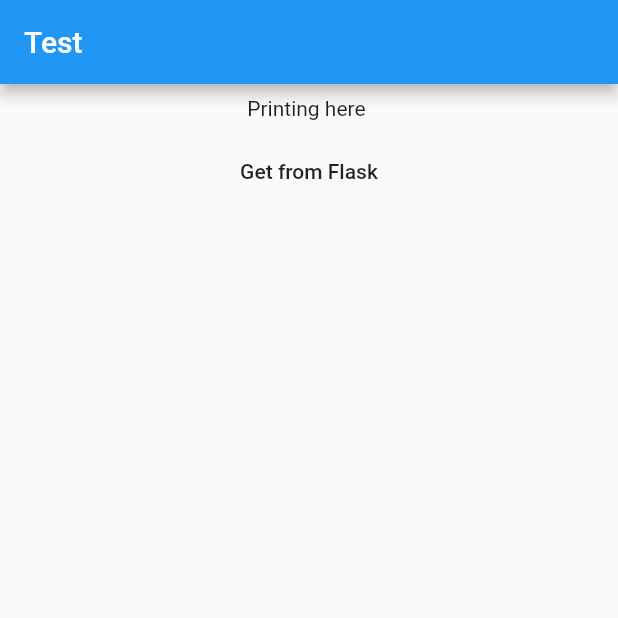
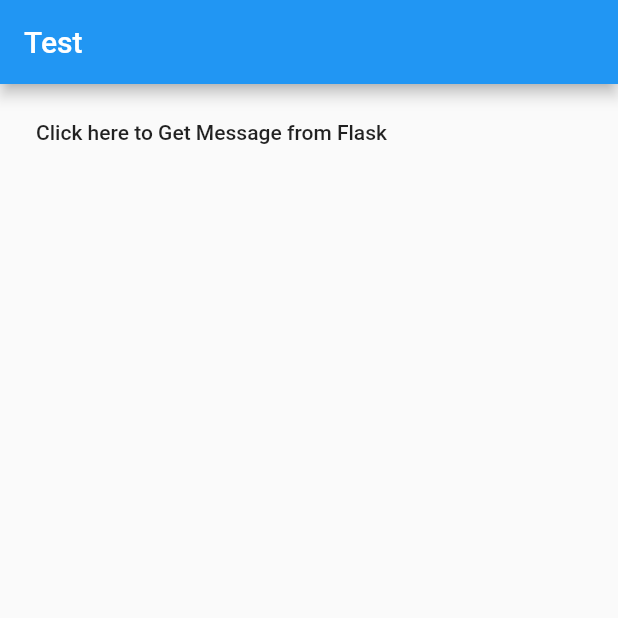
Before and after one commit to whyshivam/AlzheimerFlutter, a Flutter app: the screen it shows after launch, on a phone screen of 412 x 824 dp, the top half of it. Run offline on Flutter 3.47's test engine with Material 2 defaults, Android fonts, the light colour scheme and no system bars; our stand-ins replace flutter_dotenv.

Commit message:
environment added

```diff
--- a/lib/main.dart
+++ b/lib/main.dart
@@ -1,10 +1,12 @@
 // ignore_for_file: deprecated_member_use
 
 import 'package:flutter/material.dart';
+import 'package:flutter_dotenv/flutter_dotenv.dart';
 import 'package:http/http.dart' as http;
 import 'dart:convert';
 
-void main() {
+Future<void> main() async {
+  await dotenv.load();
   runApp(const MaterialApp(
     home: MyApp(),
   ));
@@ -25,28 +27,29 @@ class _MyAppState extends State<MyApp> {
       appBar: AppBar(title: const Text('Test')),
       body: Padding(
         padding: const EdgeInsets.all(8.0),
-        child: Center(
-          child: Column(children: <Widget>[
-            Text('Printing here ${val}'),
-            const SizedBox(
-              height: 10.0,
-            ),
-            FlatButton(
-              onPressed: () async {
-                String url =
-                    "http://127.0.0.1:5000"; // to be replaced using env var
-
+        child: Row(children: <Widget>[
+          FlatButton(
+            onPressed: () async {
+              String url = dotenv.env['API_URL'] ?? 'API_URL not found';
+// ignore: unnecessary_null_comparison
+              if (url != 'API_URL not found') {
                 final response = await http.get(Uri.parse(url + '/test'));
                 final decoded =
                     json.decode(response.body) as Map<String, dynamic>;
                 setState(() {
                   val = decoded['greetings'];
                 });
-              },
-              child: Text('Get from Flask'),
-            ),
-          ]),
-        ),
+              } else {
+                print(url);
+              }
+            },
+            child: Text('Click here to Get Message from Flask'),
+          ),
+          const SizedBox(
+            width: 10.0,
+          ),
+          Text(val)
+        ]),
       ),
     );
   }
--- a/pubspec.yaml
+++ b/pubspec.yaml
@@ -33,6 +33,7 @@ dependencies:
   # The following adds the Cupertino Icons font to your application.
   # Use with the CupertinoIcons class for iOS style icons.
   cupertino_icons: ^1.0.2
+  flutter_dotenv: ^5.0.2
 
 dev_dependencies:
   flutter_test:
@@ -56,9 +57,8 @@ flutter:
   uses-material-design: true
 
   # To add assets to your application, add an assets section, like this:
-  # assets:
-  #   - images/a_dot_burr.jpeg
-  #   - images/a_dot_ham.jpeg
+  assets:
+    - .env
 
   # An image asset can refer to one or more resolution-specific "variants", see
   # https://flutter.dev/assets-and-images/#resolution-aware.
```
Also changed, not shown: pubspec.lock, 2 other files.
